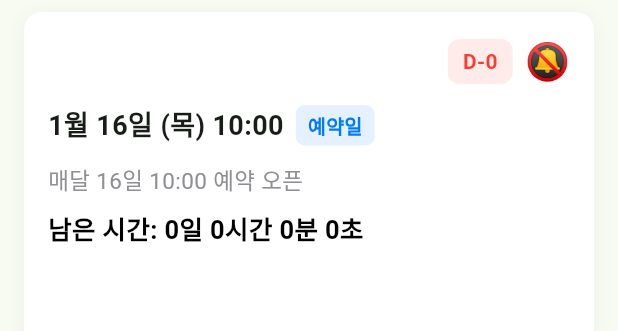
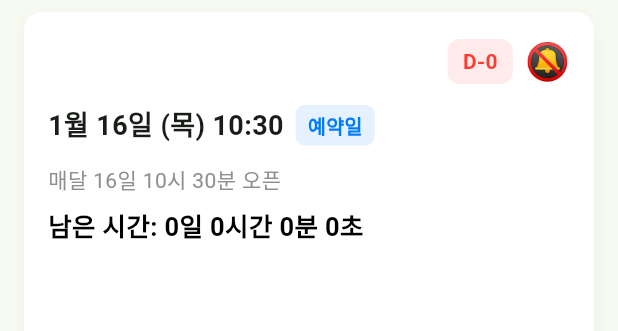
Before and after one commit to bgc8214/tennis-reservation-app, a Flutter app: the ReservationCard widget shown alone on an empty page, opened directly with empty values, on a phone screen of 412 x 824 dp. Shown: the top 331 px of the screen. Run offline on Flutter 3.47's test engine with Material 3 defaults, Android fonts, the light colour scheme and no system bars; our stand-ins replace cloud_firestore, firebase_core, flutter_local_notifications, google_mobile_ads, permission_handler, shared_preferences and 1 more; missing offline and left inert: android_intent_plus; accounts and stored records are empty; network calls fail.

Commit message:
feat: alarm 테스트

```diff
--- a/lib/reservation_card.dart
+++ b/lib/reservation_card.dart
@@ -28,7 +28,7 @@ class ReservationCard extends StatelessWidget {
 
   String _formatDate(DateTime date) {
     const weekdays = ['월', '화', '수', '목', '금', '토', '일'];
-    return '${date.month}월 ${date.day}일 (${weekdays[date.weekday - 1]}) ${date.hour.toString().padLeft(2, '0')}:00';
+    return '${date.month}월 ${date.day}일 (${weekdays[date.weekday - 1]}) ${date.hour.toString().padLeft(2, '0')}:${date.minute.toString().padLeft(2, '0')}';
   }
 
   Color _getColorForRemainingDays(int days) {
@@ -47,6 +47,10 @@ class ReservationCard extends StatelessWidget {
     final reservationDay = DateTime(
         reservationDate.year, reservationDate.month, reservationDate.day);
     return reservationDay.difference(today).inDays;
+  }
+
+  String _formatOpenTime(DateTime date) {
+    return '매달 ${date.day}일 ${date.hour.toString().padLeft(2, '0')}시 ${date.minute.toString().padLeft(2, '0')}분 오픈';
   }
 
   @override
@@ -176,10 +180,10 @@ class ReservationCard extends StatelessWidget {
                   ),
                   const SizedBox(height: 12),
                   Text(
-                    '매달 ${reservationTime.day}일 ${reservationTime.hour.toString().padLeft(2, '0')}:00 예약 오픈',
+                    _formatOpenTime(reservationTime),
                     style: TextStyle(
                       color: CupertinoColors.systemGrey,
-                      fontSize: 15,
+                      fontSize: 14,
                     ),
                   ),
                   const SizedBox(height: 8),
--- a/pubspec.yaml
+++ b/pubspec.yaml
@@ -17,6 +17,7 @@ dependencies:
   cloud_firestore: ^5.6.1
   firebase_core: ^3.10.0
   change_app_package_name: ^1.4.0
+  android_intent_plus: ^5.2.2
 
 dev_dependencies:
   flutter_native_splash: ^2.3.1
```
Also changed, not shown: lib/reservation_timer_page.dart (+33 -22 lines), pubspec.lock, 2 other files.
